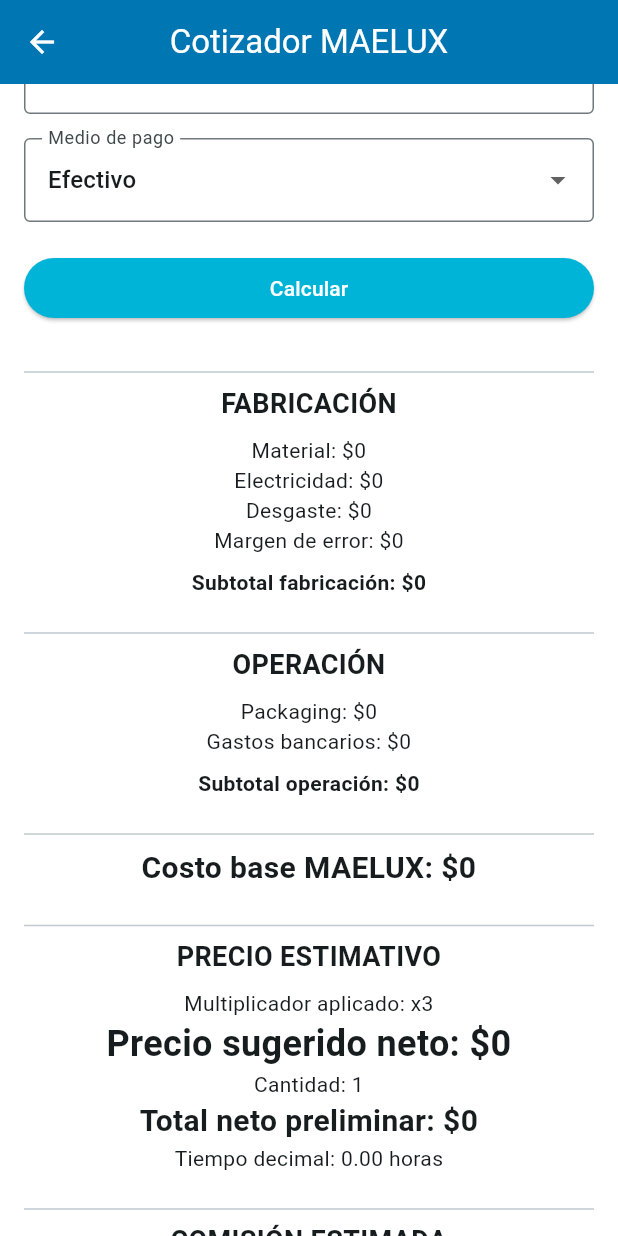
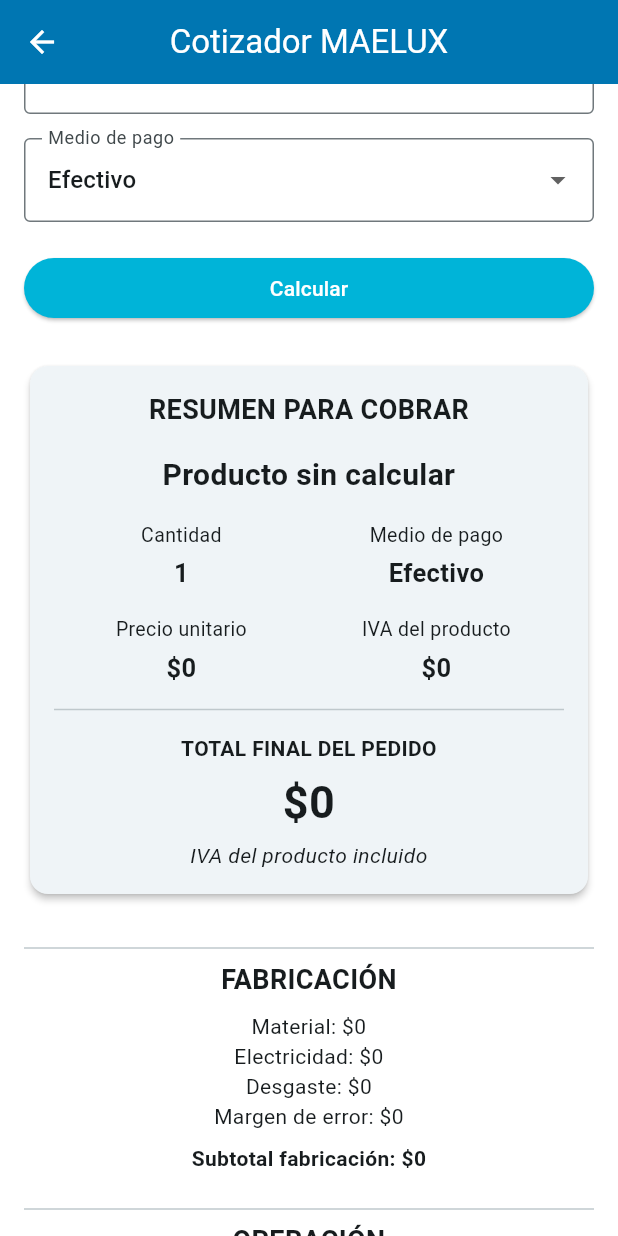
Before and after one commit to Mescobarsepulveda93/maelux-manager, a Flutter app: the CotizadorScreen screen opened directly, scrolled down 576 dp, on a phone screen of 412 x 824 dp. Run offline on Flutter 3.47's test engine with Material 3 defaults, Android fonts, the phone set to English and light mode, and no system bars.

Commit message:
Create quick quotation summary

```diff
--- a/lib/screens/cotizador_screen.dart
+++ b/lib/screens/cotizador_screen.dart
@@ -98,6 +98,9 @@
   // ========================================================
   // RESULTADOS GENERALES DE LA COTIZACIÓN
   // ========================================================
+
+  // Nombre correspondiente a la última cotización calculada.
+  String nombreDisenoCotizado = '';
 
   // Tiempo total expresado en formato decimal.
   // Ejemplo: 11 horas y 50 minutos equivalen a 11,83 horas.
@@ -285,10 +288,39 @@
       precioFinalUnitario = finalUnitario;
       precioFinalPedido = finalPedido;
 
+      nombreDisenoCotizado = nombreDiseno;
       tiempoDecimalHoras = tiempoDecimal;
       cantidadUnidades = cantidad;
       precioTotalNeto = totalNeto;
     });
+  }
+
+  // ========================================================
+  // COMPONENTES AUXILIARES DE LA INTERFAZ
+  // ========================================================
+
+  /// Construye un dato compacto para el resumen comercial.
+  ///
+  /// Este componente evita repetir estilos y mantiene una
+  /// presentación uniforme para los valores listos para cobrar.
+  Widget _datoResumen({required String etiqueta, required String valor}) {
+    return Column(
+      children: [
+        Text(
+          etiqueta,
+          textAlign: TextAlign.center,
+          style: const TextStyle(fontSize: 13),
+        ),
+
+        const SizedBox(height: 4),
+
+        Text(
+          valor,
+          textAlign: TextAlign.center,
+          style: const TextStyle(fontSize: 17, fontWeight: FontWeight.bold),
+        ),
+      ],
+    );
   }
 
   // ========================================================
@@ -510,6 +542,110 @@
             const SizedBox(height: 24),
 
             // ------------------------------------------------
+            // RESUMEN RÁPIDO DE LA COTIZACIÓN
+            // ------------------------------------------------
+            Card(
+              elevation: 2,
+              child: Padding(
+                padding: const EdgeInsets.all(16),
+                child: Column(
+                  crossAxisAlignment: CrossAxisAlignment.stretch,
+                  children: [
+                    const Text(
+                      'RESUMEN PARA COBRAR',
+                      textAlign: TextAlign.center,
+                      style: TextStyle(
+                        fontSize: 18,
+                        fontWeight: FontWeight.bold,
+                      ),
+                    ),
+
+                    const SizedBox(height: 16),
+
+                    Text(
+                      nombreDisenoCotizado.isEmpty
+                          ? 'Producto sin calcular'
+                          : nombreDisenoCotizado,
+                      textAlign: TextAlign.center,
+                      style: const TextStyle(
+                        fontSize: 20,
+                        fontWeight: FontWeight.bold,
+                      ),
+                    ),
+
+                    const SizedBox(height: 16),
+
+                    Row(
+                      children: [
+                        Expanded(
+                          child: _datoResumen(
+                            etiqueta: 'Cantidad',
+                            valor: '$cantidadUnidades',
+                          ),
+                        ),
+                        Expanded(
+                          child: _datoResumen(
+                            etiqueta: 'Medio de pago',
+                            valor: medioPagoSeleccionado,
+                          ),
+                        ),
+                      ],
+                    ),
+
+                    const SizedBox(height: 16),
+
+                    Row(
+                      children: [
+                        Expanded(
+                          child: _datoResumen(
+                            etiqueta: 'Precio unitario',
+                            valor:
+                                '\$${precioFinalUnitario.toStringAsFixed(0)}',
+                          ),
+                        ),
+                        Expanded(
+                          child: _datoResumen(
+                            etiqueta: 'IVA del producto',
+                            valor: '\$${costoIvaVenta.toStringAsFixed(0)}',
+                          ),
+                        ),
+                      ],
+                    ),
+
+                    const Divider(height: 32),
+
+                    const Text(
+                      'TOTAL FINAL DEL PEDIDO',
+                      textAlign: TextAlign.center,
+                      style: TextStyle(fontWeight: FontWeight.bold),
+                    ),
+
+                    const SizedBox(height: 4),
+
+                    Text(
+                      '\$${precioFinalPedido.toStringAsFixed(0)}',
+                      textAlign: TextAlign.center,
+                      style: const TextStyle(
+                        fontSize: 30,
+                        fontWeight: FontWeight.bold,
+                      ),
+                    ),
+
+                    const SizedBox(height: 4),
+
+                    const Text(
+                      'IVA del producto incluido',
+                      textAlign: TextAlign.center,
+                      style: TextStyle(fontStyle: FontStyle.italic),
+                    ),
+                  ],
+                ),
+              ),
+            ),
+
+            const SizedBox(height: 24),
+
+            // ------------------------------------------------
             // RESULTADOS DE FABRICACIÓN
             // ------------------------------------------------
             const Divider(),
```
